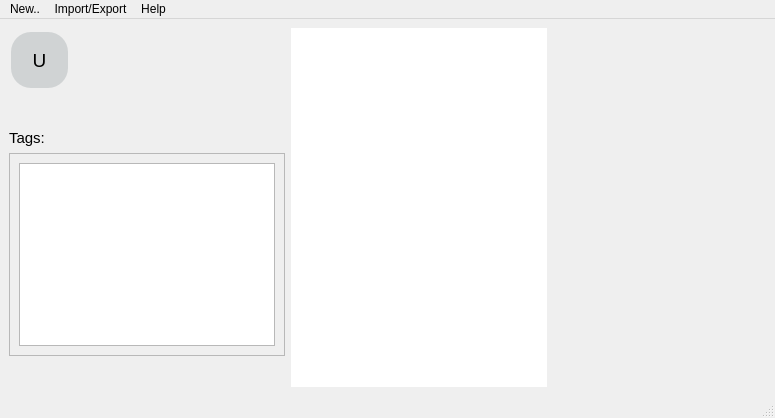
Qt form window_ui/main_window.ui (skaldson/password_manager) before a commit.
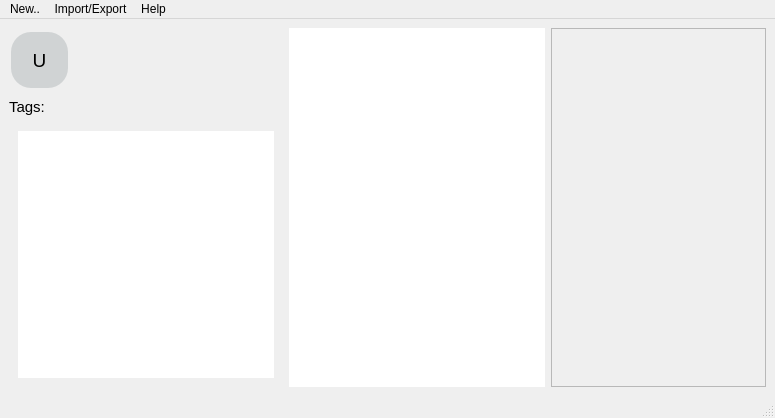
The same form after that commit. Icons and pictures are not drawn. Custom widgets are drawn as their Qt base class.

Patch:
```diff
--- a/window_ui/main_window.ui
+++ b/window_ui/main_window.ui
@@ -47,10 +47,13 @@
         <property name="orientation">
          <enum>Qt::Vertical</enum>
         </property>
+        <property name="sizeType">
+         <enum>QSizePolicy::Maximum</enum>
+        </property>
         <property name="sizeHint" stdset="0">
          <size>
-          <width>20</width>
-          <height>40</height>
+          <width>0</width>
+          <height>0</height>
          </size>
         </property>
        </spacer>
@@ -78,6 +81,9 @@
       </item>
       <item>
        <widget class="QScrollArea" name="scroll_tags_area">
+        <property name="frameShape">
+         <enum>QFrame::NoFrame</enum>
+        </property>
         <property name="widgetResizable">
          <bool>true</bool>
         </property>
@@ -86,31 +92,22 @@
           <rect>
            <x>0</x>
            <y>0</y>
-           <width>225</width>
-           <height>88</height>
+           <width>274</width>
+           <height>250</height>
           </rect>
          </property>
          <layout class="QVBoxLayout" name="verticalLayout_2">
           <item>
-           <widget class="QListWidget" name="tags_tooltip"/>
+           <widget class="QListWidget" name="tags_tooltip">
+            <property name="frameShape">
+             <enum>QFrame::NoFrame</enum>
+            </property>
+           </widget>
           </item>
          </layout>
         </widget>
        </widget>
       </item>
-      <item>
-       <spacer name="verticalSpacer_2">
-        <property name="orientation">
-         <enum>Qt::Vertical</enum>
-        </property>
-        <property name="sizeHint" stdset="0">
-         <size>
-          <width>20</width>
-          <height>40</height>
-         </size>
-        </property>
-       </spacer>
-      </item>
      </layout>
     </item>
     <item>
@@ -156,6 +153,9 @@
         <height>400</height>
        </size>
       </property>
+      <property name="frameShape">
+       <enum>QFrame::StyledPanel</enum>
+      </property>
       <property name="currentIndex">
        <number>0</number>
       </property>
```
Left out of the diff: 2 changed lines with no effect on the pictures.
